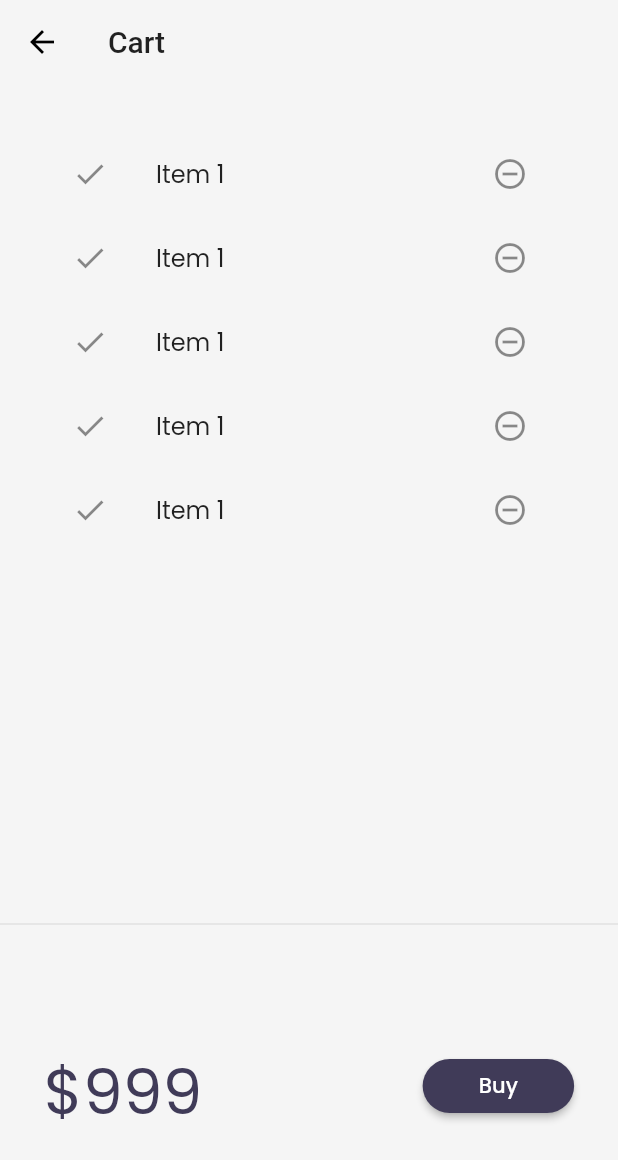
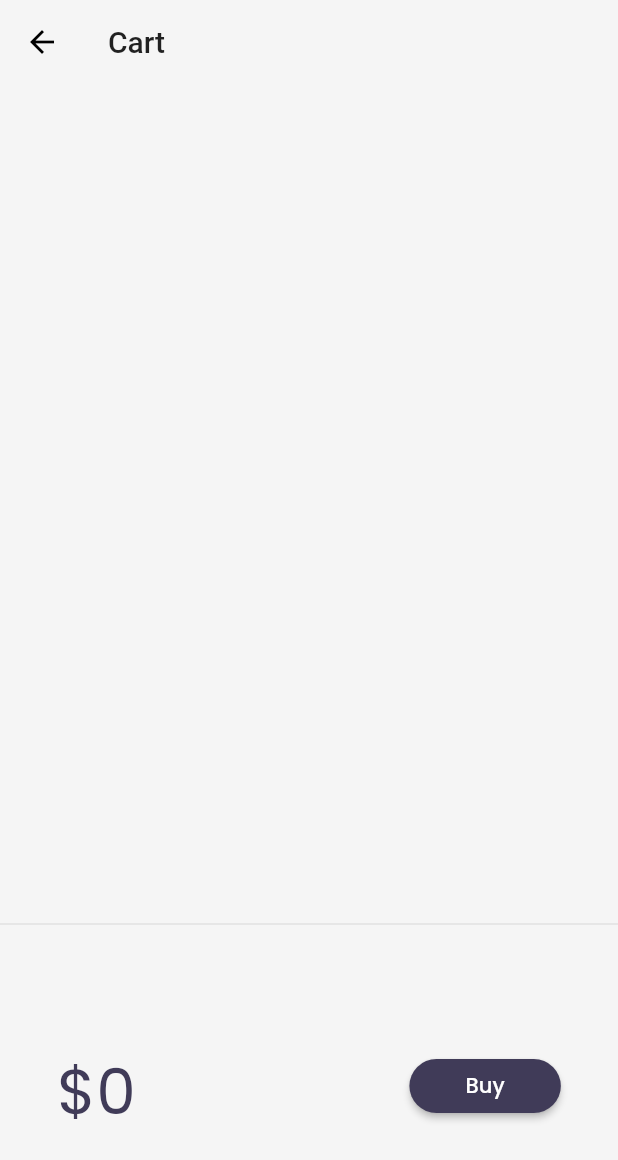
Before and after one commit to VishavjeetS/Catalog-Flutter, a Flutter app: the CartPage screen opened by its route, on a phone screen of 412 x 824 dp. Shown: the top 1160 px of the screen. Run offline on Flutter 3.47's test engine with Material 2 defaults, Android fonts, the phone set to English and light mode, and no system bars; our stand-ins replace google_fonts, velocity_x; network calls fail.

Commit message:
Day 21 Cart Operation Part 1

```diff
--- a/lib/models/cart.dart
+++ b/lib/models/cart.dart
@@ -2,6 +2,10 @@
 import 'package:flutter_catalog/models/catalog.dart';
 
 class CartModel {
+  static final cartModel = CartModel._internal();
+  CartModel._internal();
+  factory CartModel() => cartModel;
+
   //catalog field
   late CatalogModel _catalog;
 
--- a/lib/models/catalog.dart
+++ b/lib/models/catalog.dart
@@ -1,6 +1,9 @@
 import 'dart:convert';
 
 class CatalogModel {
+  static final catalogModel = CatalogModel._internal();
+  CatalogModel._internal();
+  factory CatalogModel() => catalogModel;
   static List<Item> items = [];
   /*[
     // Item(
--- a/lib/pages/cart_page.dart
+++ b/lib/pages/cart_page.dart
@@ -1,5 +1,7 @@
 import 'package:flutter/material.dart';
 import 'package:velocity_x/velocity_x.dart';
+
+import '../models/cart.dart';
 
 class CartPage extends StatelessWidget {
   const CartPage({Key? key}) : super(key: key);
@@ -16,7 +18,7 @@ class CartPage extends StatelessWidget {
         children: [
           const _CartList().p32().expand(),
           const Divider(),
-          const _CartTotal()
+          _CartTotal()
         ],
       ),
     );
@@ -24,7 +26,8 @@ class CartPage extends StatelessWidget {
 }
 
 class _CartTotal extends StatelessWidget {
-  const _CartTotal({Key? key}) : super(key: key);
+  final _cart = CartModel();
+  _CartTotal({Key? key}) : super(key: key);
 
   @override
   Widget build(BuildContext context) {
@@ -33,7 +36,12 @@ class _CartTotal extends StatelessWidget {
       child: Row(
         mainAxisAlignment: MainAxisAlignment.spaceAround,
         children: [
-          "\$999".text.xl5.color(context.accentColor).make().h(55),
+          "\$${_cart.totalPrice}"
+              .text
+              .xl5
+              .color(context.accentColor)
+              .make()
+              .h(55),
           30.widthBox,
           ElevatedButton(
                   onPressed: () {
@@ -60,17 +68,18 @@ class _CartList extends StatefulWidget {
 }
 
 class __CartListState extends State<_CartList> {
+  final _cart = CartModel();
   @override
   Widget build(BuildContext context) {
     return ListView.builder(
-      itemCount: 5,
+      itemCount: _cart.items.length,
       itemBuilder: (context, index) => ListTile(
         leading: const Icon(Icons.done),
         trailing: IconButton(
           icon: const Icon(Icons.remove_circle_outline),
           onPressed: () {},
         ),
-        title: "Item 1".text.make(),
+        title: _cart.items[index].name.text.make(),
       ),
     );
   }
```
Also changed, not shown: lib/widgets/home_widgets/catalog_item.dart (+31 -9 lines).
